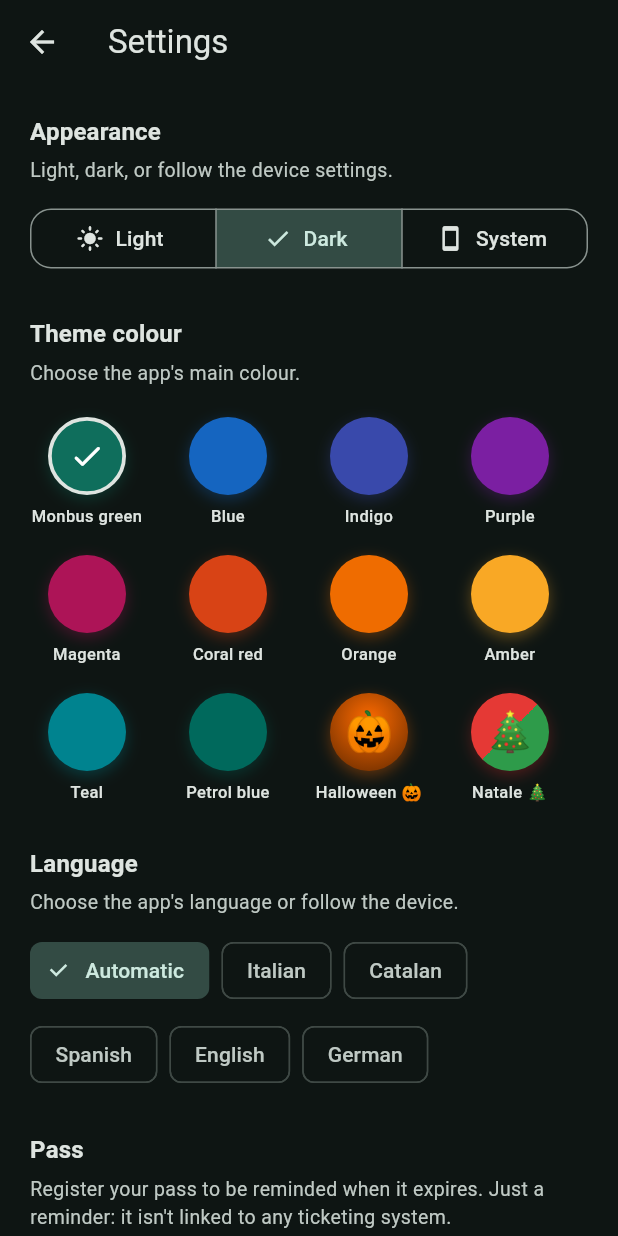
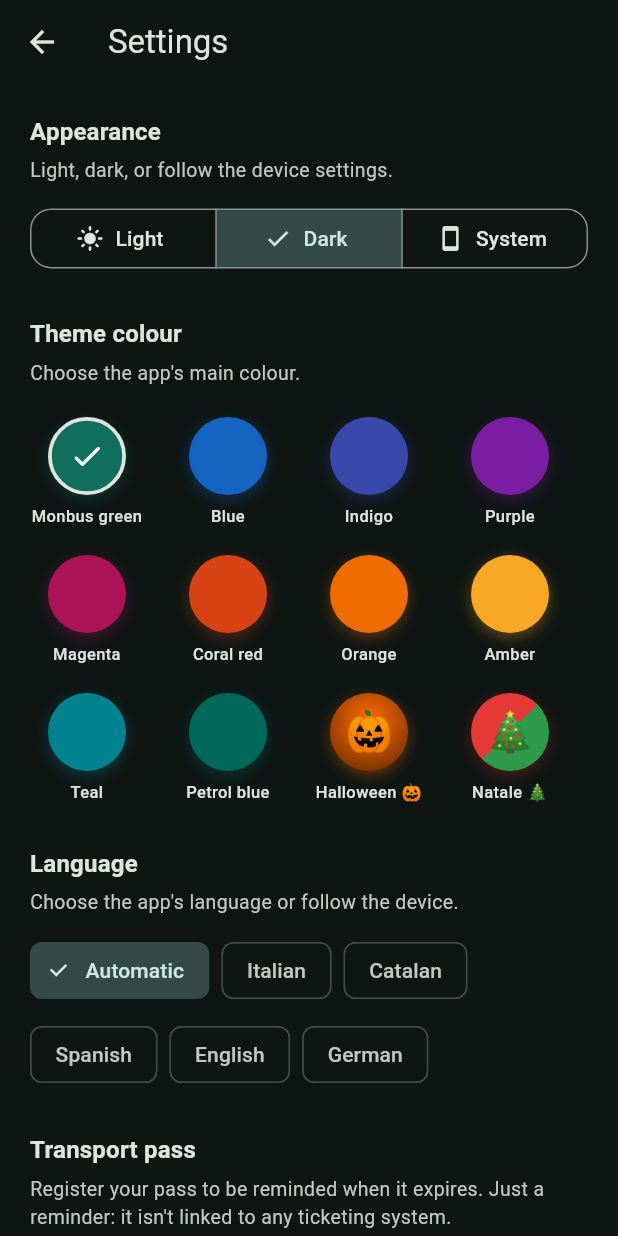
Before and after one commit to Eddi03R/BUS-Tarragona-Reus, a Flutter app: the SettingsScreen screen opened directly, after a tap on "Light", after a tap on "Dark", on a phone screen of 412 x 824 dp. Run offline on Flutter 3.47's test engine with Material 3 defaults, Android fonts, the phone set to English and light mode, and no system bars; our stand-ins replace firebase_analytics, firebase_core, firebase_crashlytics, geolocator, google_mobile_ads, in_app_purchase and 2 more; missing offline and left inert: in_app_purchase_android; accounts and stored records are empty; generated files the repository leaves out were written again; statements that could not run were skipped.

Commit message:
Fix status bar icons on Christmas home, lock appearance mode on Halloween/Christmas, rename transport pass, ads test mode with diagnostics
Co-Authored-By: Claude Sonnet 5.5 <noreply@anthropic.com>
Claude-Session: https://claude.ai/code/session_01UV1EzF4wFADnySSv9XwhHf

```diff
--- a/lib/config/ads_config.dart
+++ b/lib/config/ads_config.dart
@@ -6,8 +6,18 @@ class AdsConfig {
   AdsConfig._();
 
   // --- AdMob (ID reali) ---
-  static const String bannerUnitId = 'ca-app-pub-3708488192021794/7723824102';
-  static const String rewardedUnitId = 'ca-app-pub-3708488192021794/9003302094';
+  static const String _bannerReal = 'ca-app-pub-3708488192021794/7723824102';
+  static const String _rewardedReal = 'ca-app-pub-3708488192021794/9003302094';
+  // ID di prova ufficiali di Google: annunci finti, sempre disponibili.
+  static const String _bannerTest = 'ca-app-pub-3940256099942544/6300978111';
+  static const String _rewardedTest = 'ca-app-pub-3940256099942544/5224354917';
+
+  /// Modalità test: si attiva toccando 7 volte la versione in Impostazioni
+  /// (serve a provare banner e video senza aspettare che AdMob serva annunci reali).
+  static bool testMode = false;
+
+  static String get bannerUnitId => testMode ? _bannerTest : _bannerReal;
+  static String get rewardedUnitId => testMode ? _rewardedTest : _rewardedReal;
 
   // --- Abbonamento "senza pubblicità" (Play Console → Monetizza → Abbonamenti) ---
   static const String removeAdsProductId = 'remove_ads';
--- a/lib/l10n/app_ca.arb
+++ b/lib/l10n/app_ca.arb
@@ -83,7 +83,7 @@
   "languageEnglish": "Anglès",
   "languageGerman": "Alemany",
 
-  "subscription": "Abonament",
+  "subscription": "Abonament de transport",
   "subscriptionSubtitle": "Registra el teu abonament per recordar-te quan caduca. Només és un recordatori: no està connectat a cap sistema de bitllets.",
   "purchaseDate": "Data de compra",
   "duration": "Durada",
--- a/lib/l10n/app_de.arb
+++ b/lib/l10n/app_de.arb
@@ -83,7 +83,7 @@
   "languageEnglish": "Englisch",
   "languageGerman": "Deutsch",
 
-  "subscription": "Abo",
+  "subscription": "Verkehrs-Abo",
   "subscriptionSubtitle": "Erfasse dein Abo, um erinnert zu werden, wann es abläuft. Nur eine Erinnerung: nicht mit einem Ticketsystem verbunden.",
   "purchaseDate": "Kaufdatum",
   "duration": "Laufzeit",
--- a/lib/l10n/app_en.arb
+++ b/lib/l10n/app_en.arb
@@ -83,7 +83,7 @@
   "languageEnglish": "English",
   "languageGerman": "German",
 
-  "subscription": "Pass",
+  "subscription": "Transport pass",
   "subscriptionSubtitle": "Register your pass to be reminded when it expires. Just a reminder: it isn't linked to any ticketing system.",
   "purchaseDate": "Purchase date",
   "duration": "Duration",
--- a/lib/l10n/app_es.arb
+++ b/lib/l10n/app_es.arb
@@ -83,7 +83,7 @@
   "languageEnglish": "Inglés",
   "languageGerman": "Alemán",
 
-  "subscription": "Abono",
+  "subscription": "Abono de transporte",
   "subscriptionSubtitle": "Registra tu abono para recordarte cuándo caduca. Solo es un recordatorio: no está conectado a ningún sistema de billetes.",
   "purchaseDate": "Fecha de compra",
   "duration": "Duración",
--- a/lib/l10n/app_it.arb
+++ b/lib/l10n/app_it.arb
@@ -94,7 +94,7 @@
   "languageEnglish": "English",
   "languageGerman": "Deutsch",
 
-  "subscription": "Abbonamento",
+  "subscription": "Abbonamento dei trasporti",
   "subscriptionSubtitle": "Registra il tuo abbonamento per ricordarti quando scade. Solo un promemoria: non è collegato a nessun sistema di biglietteria.",
   "purchaseDate": "Data di acquisto",
   "duration": "Durata",
--- a/lib/screens/home_screen.dart
+++ b/lib/screens/home_screen.dart
@@ -1,4 +1,5 @@
 import 'package:flutter/material.dart';
+import 'package:flutter/services.dart' show SystemUiOverlayStyle;
 import 'package:reus_tarragona_bus/l10n/app_localizations.dart';
 import 'package:intl/intl.dart';
 import '../data/poi_repository.dart';
@@ -316,8 +317,16 @@ class _HomeScreenState extends State<HomeScreen> {
     final onSeed = seed.computeLuminance() > 0.35 ? Colors.black87 : Colors.white;
     final isNight = _tab == _HomeTab.nightlife;
 
+    // La home non ha AppBar: senza questo, le icone della barra di stato
+    // restavano quelle impostate da un'altra schermata (es. bianche su bianco).
+    final overlay = (Theme.of(context).brightness == Brightness.dark
+            ? SystemUiOverlayStyle.light
+            : SystemUiOverlayStyle.dark)
+        .copyWith(statusBarColor: Colors.transparent);
     return Scaffold(
-      body: Stack(
+      body: AnnotatedRegion<SystemUiOverlayStyle>(
+        value: overlay,
+        child: Stack(
         fit: StackFit.expand, // vincoli stretti: lo scroll view riempie lo schermo
         children: [
           // Neve e alberi sparsi su tutto lo schermo, dietro ai contenuti.
@@ -340,6 +349,7 @@ class _HomeScreenState extends State<HomeScreen> {
             ),
           ),
         ],
+      ),
       ),
     );
   }
--- a/lib/screens/settings_screen.dart
+++ b/lib/screens/settings_screen.dart
@@ -5,6 +5,7 @@ import 'package:intl/intl.dart';
 import '../services/locale_controller.dart';
 import '../services/location_controller.dart';
 import '../services/subscription_controller.dart';
+import '../services/ads_controller.dart';
 import '../services/analytics_service.dart';
 import '../services/theme_controller.dart';
 import '../widgets/christmas_decorations.dart';
@@ -93,6 +94,9 @@ class _SettingsScreenState extends State<SettingsScreen> {
   }
 
   @override
+  int _versionTaps = 0;
+
+  @override
   Widget build(BuildContext context) {
     final l = AppLocalizations.of(context)!;
     return Scaffold(
@@ -115,15 +119,26 @@ class _SettingsScreenState extends State<SettingsScreen> {
                 style: TextStyle(color: subtitleColor, fontSize: 13),
               ),
               const SizedBox(height: 12),
-              SegmentedButton<ThemeMode>(
+              Builder(builder: (context) {
+                // Halloween è sempre scuro, Natale sempre chiaro: l'altra scelta è bloccata.
+                final locked = ThemeController.instance.isHalloween
+                    ? ThemeMode.dark
+                    : ThemeController.instance.isChristmas
+                        ? ThemeMode.light
+                        : null;
+                bool on(ThemeMode m) => locked == null || locked == m;
+                return SegmentedButton<ThemeMode>(
                   segments: [
-                  ButtonSegment(value: ThemeMode.light, label: Text(l.light), icon: const Icon(Icons.light_mode_rounded)),
-                  ButtonSegment(value: ThemeMode.dark, label: Text(l.dark), icon: const Icon(Icons.dark_mode_rounded)),
-                  ButtonSegment(value: ThemeMode.system, label: Text(l.system), icon: const Icon(Icons.smartphone_rounded)),
+                    ButtonSegment(value: ThemeMode.light, enabled: on(ThemeMode.light), label: Text(l.light), icon: const Icon(Icons.light_mode_rounded)),
+                    ButtonSegment(value: ThemeMode.dark, enabled: on(ThemeMode.dark), label: Text(l.dark), icon: const Icon(Icons.dark_mode_rounded)),
+                    ButtonSegment(value: ThemeMode.system, enabled: on(ThemeMode.system), label: Text(l.system), icon: const Icon(Icons.smartphone_rounded)),
                   ],
-                selected: {ThemeController.instance.themeMode},
-                onSelectionChanged: (s) => ThemeController.instance.setThemeMode(s.first),
-              ),
+                  selected: {locked ?? ThemeController.instance.themeMode},
+                  onSelectionChanged: locked != null
+                      ? null
+                      : (s) => ThemeController.instance.setThemeMode(s.first),
+                );
+              }),
               const SizedBox(height: 28),
               Text(
                 l.themeColor,
@@ -280,11 +295,26 @@ class _SettingsScreenState extends State<SettingsScreen> {
                 ),
               ),
               const SizedBox(height: 4),
-              Text(
+              GestureDetector(
+                behavior: HitTestBehavior.opaque,
+                onTap: () async {
+                  _versionTaps++;
+                  if (_versionTaps < 7) return;
+                  _versionTaps = 0;
+                  final on = await AdsController.instance.toggleTestMode();
+                  if (!context.mounted) return;
+                  ScaffoldMessenger.of(context).showSnackBar(SnackBar(
+                    content: Text(on
+                        ? 'Modalità test pubblicità ATTIVA: riavvia l\'app'
+                        : 'Modalità test pubblicità disattivata: riavvia l\'app'),
+                  ));
+                },
+                child: Text(
                   kAppVersion,
                   style: TextStyle(
                     fontSize: 11,
                     color: Theme.of(context).colorScheme.onSurfaceVariant.withOpacity(0.6),
+                  ),
                 ),
               ),
               const SizedBox(height: 8),
--- a/lib/services/ads/ads_backend.dart
+++ b/lib/services/ads/ads_backend.dart
@@ -19,6 +19,7 @@ abstract class AdsHost {
   void setProducts(List<SubProduct> products);
   void setPrivacyOptionsRequired(bool value);
   void notifyChanged();
+  void setDiagnostic(String key, String value);
 }
 
 /// Implementazione specifica di piattaforma (Android: AdMob + Play Billing;
--- a/lib/theme/app_theme.dart
+++ b/lib/theme/app_theme.dart
@@ -1,4 +1,5 @@
 import 'package:flutter/material.dart';
+import 'package:flutter/services.dart' show SystemUiOverlayStyle;
 
 class AppTheme {
   static const accent = Color(0xFFFF7A45);
@@ -107,6 +108,8 @@ class AppTheme {
       appBarTheme: const AppBarTheme(
         backgroundColor: red,
         foregroundColor: Colors.white,
+        // Icone di stato bianche sulla barra rossa.
+        systemOverlayStyle: SystemUiOverlayStyle.light,
         surfaceTintColor: Colors.transparent,
         elevation: 0,
         centerTitle: false,
--- a/lib/widgets/support_section.dart
+++ b/lib/widgets/support_section.dart
@@ -112,6 +112,16 @@ class SupportSection extends StatelessWidget {
                 onPressed: ads.showPrivacyOptions,
                 child: Text(l.adPrivacyOptions),
               ),
+            if (AdsConfig.testMode) ...[
+              const SizedBox(height: 8),
+              Text(
+                'MODALITÀ TEST PUBBLICITÀ (ID di prova Google)\n' +
+                    ads.diagnostics.entries
+                        .map((e) => '${e.key}: ${e.value}')
+                        .join('\n'),
+                style: TextStyle(fontSize: 11, color: scheme.onSurfaceVariant),
+              ),
+            ],
           ],
         );
       },
```
Also changed, not shown: lib/services/ads/ads_backend_mobile.dart (+17 -4 lines), lib/services/ads_controller.dart (+23 -0 lines). Lines whose indentation alone changed are shown as unchanged.
